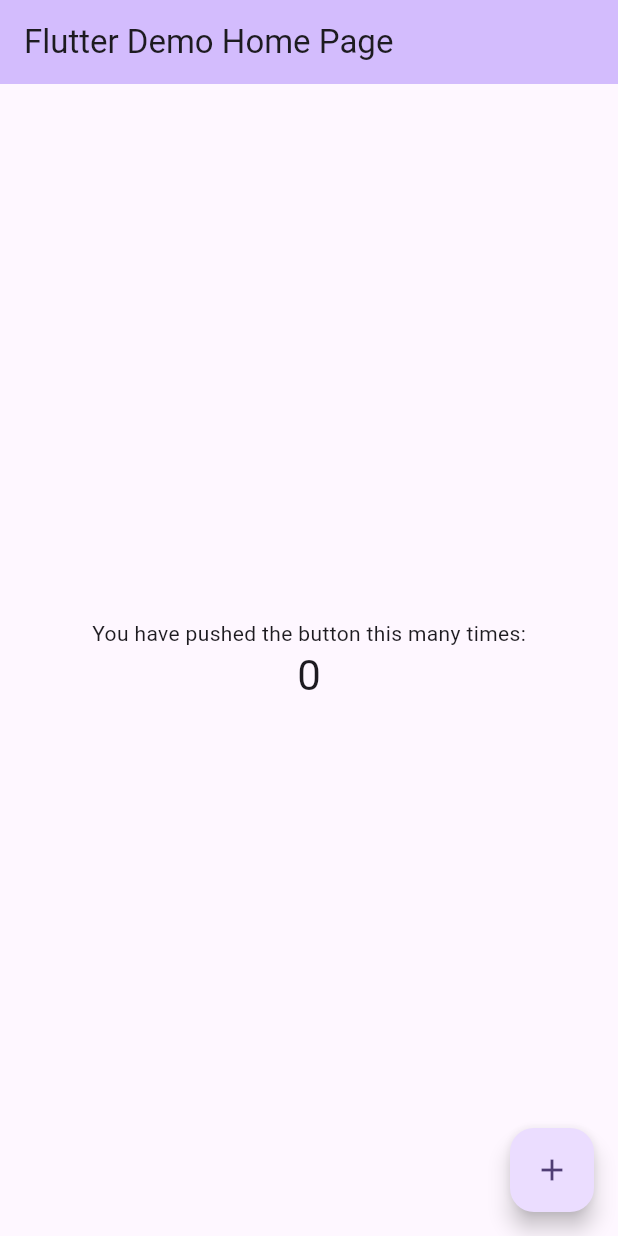
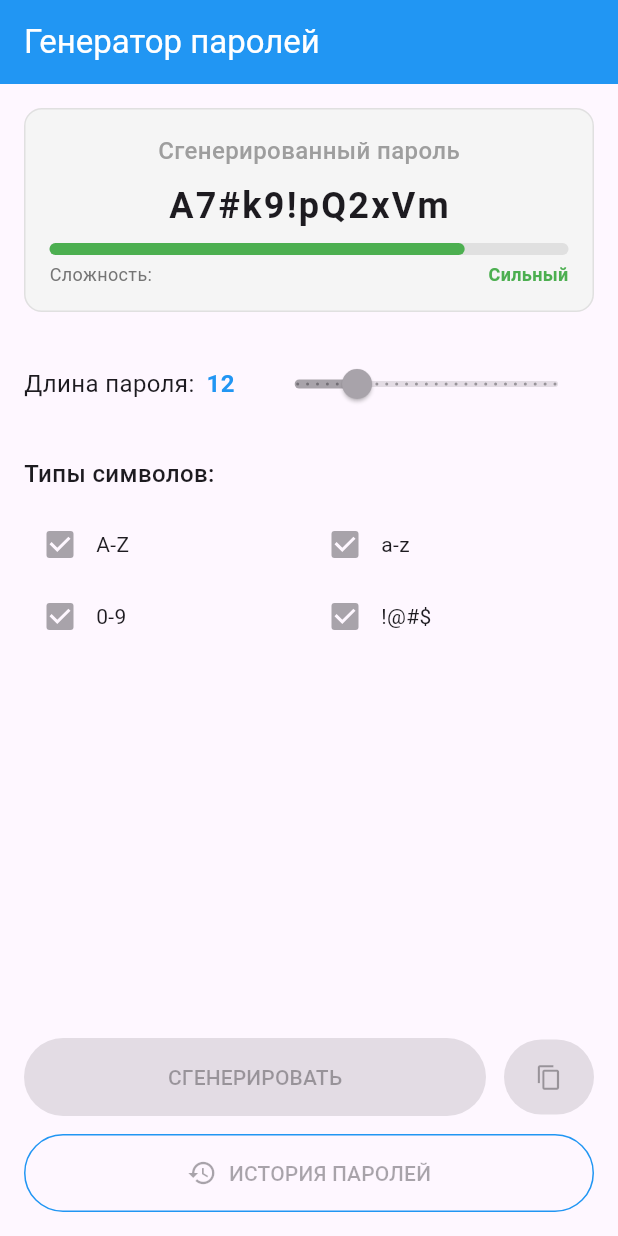
Before and after one commit to retimovgasim-debug/flutter-labs, a Flutter app: the screen it shows after launch, on a phone screen of 412 x 824 dp. Run offline on Flutter 3.47's test engine with Material 3 defaults, Android fonts, the phone set to English and light mode, and no system bars.

Commit message:
LR4: Completed UI layout for password generator app

```diff
--- a/lib/main.dart
+++ b/lib/main.dart
@@ -1,122 +1,22 @@
 import 'package:flutter/material.dart';
+import 'screens/home_screen.dart';
 
 void main() {
-  runApp(const MyApp());
+  runApp(const MainApp());
 }
 
-class MyApp extends StatelessWidget {
-  const MyApp({super.key});
+class MainApp extends StatelessWidget {
+  const MainApp({super.key});
 
-  // This widget is the root of your application.
   @override
   Widget build(BuildContext context) {
     return MaterialApp(
-      title: 'Flutter Demo',
+      title: 'Генератор паролей',
       theme: ThemeData(
-        // This is the theme of your application.
-        //
-        // TRY THIS: Try running your application with "flutter run". You'll see
-        // the application has a purple toolbar. Then, without quitting the app,
-        // try changing the seedColor in the colorScheme below to Colors.green
-        // and then invoke "hot reload" (save your changes or press the "hot
-        // reload" button in a Flutter-supported IDE, or press "r" if you used
-        // the command line to start the app).
-        //
-        // Notice that the counter didn't reset back to zero; the application
-        // state is not lost during the reload. To reset the state, use hot
-        // restart instead.
-        //
-        // This works for code too, not just values: Most code changes can be
-        // tested with just a hot reload.
-        colorScheme: .fromSeed(seedColor: Colors.deepPurple),
+        primarySwatch: Colors.blue,
+        useMaterial3: true,
       ),
-      home: const MyHomePage(title: 'Flutter Demo Home Page'),
+      home: const HomeScreen(),
     );
   }
 }
-
-class MyHomePage extends StatefulWidget {
-  const MyHomePage({super.key, required this.title});
-
-  // This widget is the home page of your application. It is stateful, meaning
-  // that it has a State object (defined below) that contains fields that affect
-  // how it looks.
-
-  // This class is the configuration for the state. It holds the values (in this
-  // case the title) provided by the parent (in this case the App widget) and
-  // used by the build method of the State. Fields in a Widget subclass are
-  // always marked "final".
-
-  final String title;
-
-  @override
-  State<MyHomePage> createState() => _MyHomePageState();
-}
-
-class _MyHomePageState extends State<MyHomePage> {
-  int _counter = 0;
-
-  void _incrementCounter() {
-    setState(() {
-      // This call to setState tells the Flutter framework that something has
-      // changed in this State, which causes it to rerun the build method below
-      // so that the display can reflect the updated values. If we changed
-      // _counter without calling setState(), then the build method would not be
-      // called again, and so nothing would appear to happen.
-      _counter++;
-    });
-  }
-
-  @override
-  Widget build(BuildContext context) {
-    // This method is rerun every time setState is called, for instance as done
-    // by the _incrementCounter method above.
-    //
-    // The Flutter framework has been optimized to make rerunning build methods
-    // fast, so that you can just rebuild anything that needs updating rather
-    // than having to individually change instances of widgets.
-    return Scaffold(
-      appBar: AppBar(
-        // TRY THIS: Try changing the color here to a specific color (to
-        // Colors.amber, perhaps?) and trigger a hot reload to see the AppBar
-        // change color while the other colors stay the same.
-        backgroundColor: Theme.of(context).colorScheme.inversePrimary,
-        // Here we take the value from the MyHomePage object that was created by
-        // the App.build method, and use it to set our appbar title.
-        title: Text(widget.title),
-      ),
-      body: Center(
-        // Center is a layout widget. It takes a single child and positions it
-        // in the middle of the parent.
-        child: Column(
-          // Column is also a layout widget. It takes a list of children and
-          // arranges them vertically. By default, it sizes itself to fit its
-          // children horizontally, and tries to be as tall as its parent.
-          //
-          // Column has various properties to control how it sizes itself and
-          // how it positions its children. Here we use mainAxisAlignment to
-          // center the children vertically; the main axis here is the vertical
-          // axis because Columns are vertical (the cross axis would be
-          // horizontal).
-          //
-          // TRY THIS: Invoke "debug painting" (choose the "Toggle Debug Paint"
-          // action in the IDE, or press "p" in the console), to see the
-          // wireframe for each widget.
-          mainAxisAlignment: .center,
-          children: [
-            const Text('You have pushed the button this many times:'),
-            Text(
-              '$_counter',
-              style: Theme.of(context).textTheme.headlineMedium,
-            ),
-          ],
-        ),
-      ),
-      floatingActionButton: FloatingActionButton(
-        onPressed: _incrementCounter,
-        tooltip: 'Increment',
-        child: const Icon(Icons.add),
-      ),
-    );
-  }
-}
--- /dev/null
+++ b/lib/screens/home_screen.dart
@@ -0,0 +1,202 @@
+import 'package:flutter/material.dart';
+import '../widgets/password_strength_indicator.dart';
+
+class HomeScreen extends StatelessWidget {
+  const HomeScreen({super.key});
+
+  @override
+  Widget build(BuildContext context) {
+    return Scaffold(
+      appBar: AppBar(
+        title: const Text('Генератор паролей'),
+        backgroundColor: Colors.blue,
+        foregroundColor: Colors.white,
+      ),
+      body: Padding(
+        padding: const EdgeInsets.all(16.0),
+        child: Column(
+          children: [
+            // Отображение сгенерированного пароля
+            Container(
+              width: double.infinity,
+              padding: const EdgeInsets.all(16),
+              decoration: BoxDecoration(
+                color: Colors.grey[100],
+                borderRadius: BorderRadius.circular(12),
+                border: Border.all(color: Colors.grey[300]!),
+              ),
+              child: Column(
+                children: [
+                  const Text(
+                    'Сгенерированный пароль',
+                    style: TextStyle(
+                      fontSize: 16,
+                      fontWeight: FontWeight.w500,
+                      color: Colors.grey,
+                    ),
+                  ),
+                  const SizedBox(height: 8),
+                  const Text(
+                    'A7#k9!pQ2xVm',
+                    style: TextStyle(
+                      fontSize: 24,
+                      fontWeight: FontWeight.bold,
+                      letterSpacing: 1.5,
+                    ),
+                  ),
+                  const SizedBox(height: 8),
+                  // Индикатор сложности
+                  PasswordStrengthIndicator(strength: 0.8),
+                ],
+              ),
+            ),
+
+            const SizedBox(height: 24),
+
+            // Настройка длины пароля
+            Row(
+              children: [
+                const Text(
+                  'Длина пароля:',
+                  style: TextStyle(fontSize: 16),
+                ),
+                const SizedBox(width: 8),
+                const Text(
+                  '12',
+                  style: TextStyle(
+                    fontSize: 16,
+                    fontWeight: FontWeight.bold,
+                    color: Colors.blue,
+                  ),
+                ),
+                const SizedBox(width: 16),
+                Expanded(
+                  child: Slider(
+                    value: 12,
+                    min: 6,
+                    max: 32,
+                    divisions: 26,
+                    onChanged: null, // Пока без логики
+                  ),
+                ),
+              ],
+            ),
+
+            const SizedBox(height: 24),
+
+            // Типы символов
+            const Column(
+              crossAxisAlignment: CrossAxisAlignment.start,
+              children: [
+                Text(
+                  'Типы символов:',
+                  style: TextStyle(
+                    fontSize: 16,
+                    fontWeight: FontWeight.w500,
+                  ),
+                ),
+                SizedBox(height: 12),
+                Row(
+                  children: [
+                    Expanded(
+                      child: _SymbolTypeCheckbox(label: 'A-Z', value: true),
+                    ),
+                    Expanded(
+                      child: _SymbolTypeCheckbox(label: 'a-z', value: true),
+                    ),
+                  ],
+                ),
+                Row(
+                  children: [
+                    Expanded(
+                      child: _SymbolTypeCheckbox(label: '0-9', value: true),
+                    ),
+                    Expanded(
+                      child: _SymbolTypeCheckbox(label: '!@#\$', value: true),
+                    ),
+                  ],
+                ),
+              ],
+            ),
+
+            const Spacer(),
+
+            // Кнопки действий
+            Row(
+              children: [
+                Expanded(
+                  child: ElevatedButton(
+                    onPressed: null,
+                    style: ElevatedButton.styleFrom(
+                      backgroundColor: Colors.blue,
+                      foregroundColor: Colors.white,
+                      padding: const EdgeInsets.symmetric(vertical: 16),
+                    ),
+                    child: const Text('СГЕНЕРИРОВАТЬ'),
+                  ),
+                ),
+                const SizedBox(width: 12),
+                SizedBox(
+                  width: 60,
+                  child: ElevatedButton(
+                    onPressed: null,
+                    style: ElevatedButton.styleFrom(
+                      backgroundColor: Colors.green,
+                      foregroundColor: Colors.white,
+                      padding: const EdgeInsets.symmetric(vertical: 16),
+                    ),
+                    child: const Icon(Icons.copy),
+                  ),
+                ),
+              ],
+            ),
+
+            const SizedBox(height: 12),
+
+            // Кнопка перехода к истории
+            OutlinedButton(
+              onPressed: null,
+              style: OutlinedButton.styleFrom(
+                foregroundColor: Colors.blue,
+                side: const BorderSide(color: Colors.blue),
+                padding: const EdgeInsets.symmetric(vertical: 16),
+              ),
+              child: const Row(
+                mainAxisAlignment: MainAxisAlignment.center,
+                children: [
+                  Icon(Icons.history, size: 20),
+                  SizedBox(width: 8),
+                  Text('ИСТОРИЯ ПАРОЛЕЙ'),
+                ],
+              ),
+            ),
+          ],
+        ),
+      ),
+    );
+  }
+}
+
+// Вспомогательный виджет для чекбоксов
+class _SymbolTypeCheckbox extends StatelessWidget {
+  final String label;
+  final bool value;
+
+  const _SymbolTypeCheckbox({
+    required this.label,
+    required this.value,
+  });
+
+  @override
+  Widget build(BuildContext context) {
+    return Row(
+      children: [
+        Checkbox(
+          value: value,
+          onChanged: null,
+        ),
+        Text(label),
+      ],
+    );
+  }
+}
--- /dev/null
+++ b/lib/widgets/password_strength_indicator.dart
@@ -0,0 +1,58 @@
+import 'package:flutter/material.dart';
+
+class PasswordStrengthIndicator extends StatelessWidget {
+  final double strength; // от 0.0 до 1.0
+
+  const PasswordStrengthIndicator({
+    super.key,
+    required this.strength,
+  });
+
+  @override
+  Widget build(BuildContext context) {
+    String getStrengthText() {
+      if (strength < 0.3) return 'Слабый';
+      if (strength < 0.7) return 'Средний';
+      return 'Сильный';
+    }
+
+    Color getStrengthColor() {
+      if (strength < 0.3) return Colors.red;
+      if (strength < 0.7) return Colors.orange;
+      return Colors.green;
+    }
+
+    return Column(
+      children: [
+        LinearProgressIndicator(
+          value: strength,
+          backgroundColor: Colors.grey[300],
+          valueColor: AlwaysStoppedAnimation<Color>(getStrengthColor()),
+          minHeight: 8,
+          borderRadius: BorderRadius.circular(4),
+        ),
+        const SizedBox(height: 4),
+        Row(
+          mainAxisAlignment: MainAxisAlignment.spaceBetween,
+          children: [
+            Text(
+              'Сложность:',
+              style: TextStyle(
+                fontSize: 12,
+                color: Colors.grey[600],
+              ),
+            ),
+            Text(
+              getStrengthText(),
+              style: TextStyle(
+                fontSize: 12,
+                fontWeight: FontWeight.bold,
+                color: getStrengthColor(),
+              ),
+            ),
+          ],
+        ),
+      ],
+    );
+  }
+}
```
Also changed, not shown: lib/screens/history_screen.dart (added, +140 -0 lines), 2 other files.
